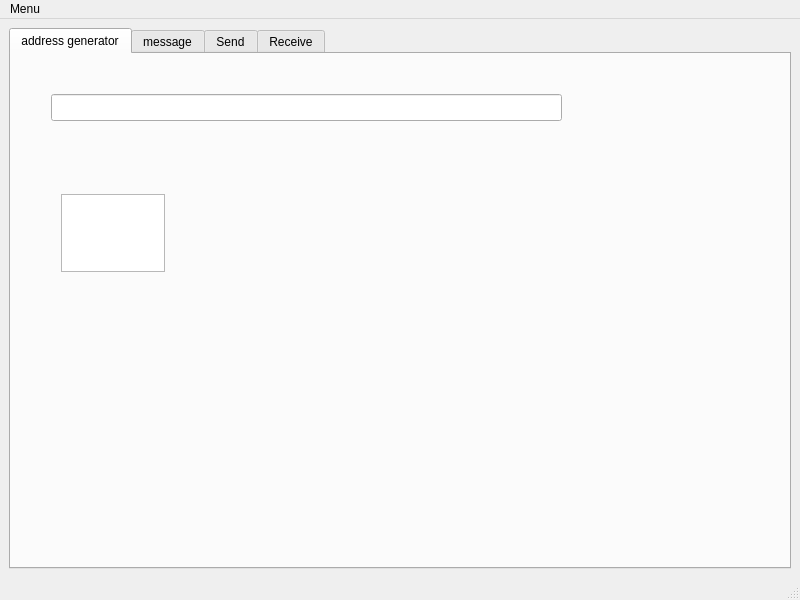
Before: the Qt Designer form full/mainwindow.ui in netpipe/Ethereum-QWallet, drawn with Qt 5.
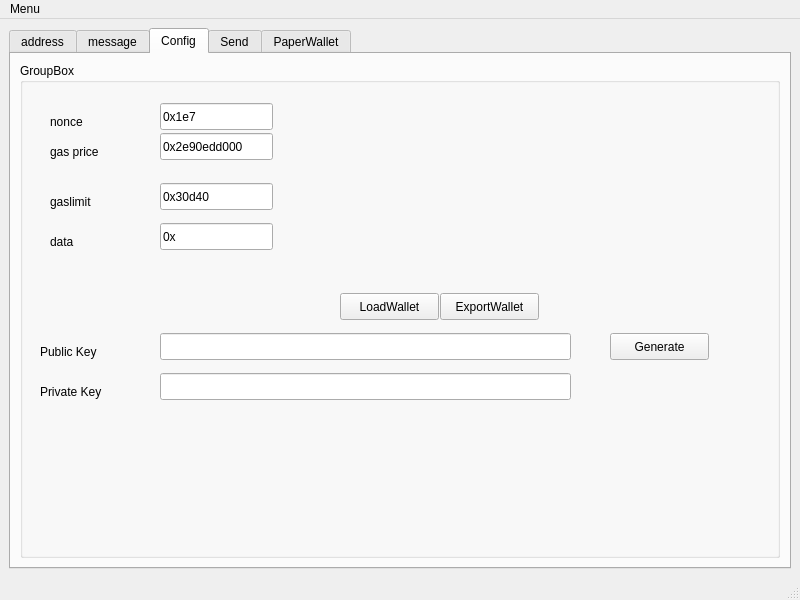
After: the same form once the commit is applied. The open tabs and pages were chosen to show the change.

What changed in the file:
```diff
--- a/full/mainwindow.ui
+++ b/full/mainwindow.ui
@@ -22,39 +22,332 @@
       </property>
       <widget class="QWidget" name="tab">
        <attribute name="title">
-        <string>address generator</string>
+        <string>address</string>
        </attribute>
-       <widget class="QTextEdit" name="textEdit">
-        <property name="geometry">
-         <rect>
-          <x>50</x>
-          <y>140</y>
-          <width>104</width>
-          <height>78</height>
-         </rect>
-        </property>
-       </widget>
-       <widget class="QLineEdit" name="lineEdit">
-        <property name="geometry">
-         <rect>
-          <x>40</x>
-          <y>40</y>
-          <width>511</width>
-          <height>27</height>
-         </rect>
-        </property>
-       </widget>
+       <layout class="QGridLayout" name="gridLayout_5">
+        <item row="0" column="0">
+         <widget class="QGroupBox" name="groupBox_2">
+          <property name="title">
+           <string>GroupBox</string>
+          </property>
+          <layout class="QGridLayout" name="gridLayout_4">
+           <item row="1" column="0">
+            <widget class="QLineEdit" name="lineEdit"/>
+           </item>
+           <item row="2" column="0">
+            <widget class="QPushButton" name="addressadd">
+             <property name="text">
+              <string>add</string>
+             </property>
+            </widget>
+           </item>
+           <item row="2" column="2">
+            <widget class="QPushButton" name="addressremove">
+             <property name="text">
+              <string>remove</string>
+             </property>
+            </widget>
+           </item>
+           <item row="0" column="0">
+            <widget class="QTabWidget" name="tabWidget_2">
+             <property name="currentIndex">
+              <number>0</number>
+             </property>
+             <widget class="QWidget" name="tab_5">
+              <attribute name="title">
+               <string>Send</string>
+              </attribute>
+              <layout class="QGridLayout" name="gridLayout_6">
+               <item row="0" column="0">
+                <widget class="QTableWidget" name="tableWidget"/>
+               </item>
+              </layout>
+             </widget>
+             <widget class="QWidget" name="tab_6">
+              <attribute name="title">
+               <string>Receive</string>
+              </attribute>
+              <layout class="QGridLayout" name="gridLayout_7">
+               <item row="0" column="0">
+                <widget class="QTableWidget" name="tableWidget_2"/>
+               </item>
+              </layout>
+             </widget>
+            </widget>
+           </item>
+          </layout>
+         </widget>
+        </item>
+       </layout>
       </widget>
       <widget class="QWidget" name="tab_2">
        <attribute name="title">
         <string>message</string>
        </attribute>
        <layout class="QGridLayout" name="gridLayout">
+        <item row="5" column="2">
+         <widget class="QTextEdit" name="decodemessage"/>
+        </item>
+        <item row="2" column="1">
+         <widget class="QLabel" name="label_22">
+          <property name="text">
+           <string>Public Key</string>
+          </property>
+         </widget>
+        </item>
+        <item row="5" column="1">
+         <widget class="QTextEdit" name="message"/>
+        </item>
+        <item row="4" column="1">
+         <widget class="QLabel" name="label_23">
+          <property name="text">
+           <string>Message</string>
+          </property>
+         </widget>
+        </item>
+        <item row="3" column="2">
+         <widget class="QLineEdit" name="messageprivatekey"/>
+        </item>
+        <item row="3" column="1">
+         <widget class="QLineEdit" name="messagepublickey"/>
+        </item>
+        <item row="6" column="2">
+         <widget class="QPushButton" name="messagedecode">
+          <property name="text">
+           <string>decode from private key</string>
+          </property>
+         </widget>
+        </item>
+        <item row="6" column="1">
+         <widget class="QPushButton" name="messagehashbtn">
+          <property name="text">
+           <string>hash</string>
+          </property>
+         </widget>
+        </item>
+        <item row="7" column="1">
+         <widget class="QPushButton" name="messagesignbtn">
+          <property name="text">
+           <string>sign</string>
+          </property>
+         </widget>
+        </item>
+        <item row="2" column="2">
+         <widget class="QLabel" name="label_21">
+          <property name="text">
+           <string>Private Key</string>
+          </property>
+         </widget>
+        </item>
+        <item row="8" column="1">
+         <widget class="QPushButton" name="messageverifybtn">
+          <property name="text">
+           <string>verify</string>
+          </property>
+         </widget>
+        </item>
+       </layout>
+      </widget>
+      <widget class="QWidget" name="tab_3">
+       <attribute name="title">
+        <string>Config</string>
+       </attribute>
+       <layout class="QGridLayout" name="gridLayout_3">
         <item row="0" column="0">
-         <widget class="QTextEdit" name="textEdit_2"/>
-        </item>
-        <item row="0" column="1">
-         <widget class="QTextEdit" name="textEdit_3"/>
+         <widget class="QGroupBox" name="groupBox">
+          <property name="title">
+           <string>GroupBox</string>
+          </property>
+          <widget class="QLabel" name="label_6">
+           <property name="geometry">
+            <rect>
+             <x>30</x>
+             <y>170</y>
+             <width>67</width>
+             <height>17</height>
+            </rect>
+           </property>
+           <property name="text">
+            <string>data</string>
+           </property>
+          </widget>
+          <widget class="QLineEdit" name="configdata">
+           <property name="geometry">
+            <rect>
+             <x>140</x>
+             <y>160</y>
+             <width>113</width>
+             <height>27</height>
+            </rect>
+           </property>
+           <property name="text">
+            <string>0x</string>
+           </property>
+          </widget>
+          <widget class="QLineEdit" name="configprivatekey">
+           <property name="geometry">
+            <rect>
+             <x>140</x>
+             <y>310</y>
+             <width>411</width>
+             <height>27</height>
+            </rect>
+           </property>
+          </widget>
+          <widget class="QLabel" name="label_9">
+           <property name="geometry">
+            <rect>
+             <x>20</x>
+             <y>280</y>
+             <width>91</width>
+             <height>17</height>
+            </rect>
+           </property>
+           <property name="text">
+            <string>Public Key</string>
+           </property>
+          </widget>
+          <widget class="QLabel" name="label_3">
+           <property name="geometry">
+            <rect>
+             <x>30</x>
+             <y>80</y>
+             <width>67</width>
+             <height>17</height>
+            </rect>
+           </property>
+           <property name="text">
+            <string>gas price</string>
+           </property>
+          </widget>
+          <widget class="QPushButton" name="configgeneratekeys">
+           <property name="geometry">
+            <rect>
+             <x>590</x>
+             <y>270</y>
+             <width>99</width>
+             <height>27</height>
+            </rect>
+           </property>
+           <property name="text">
+            <string>Generate</string>
+           </property>
+          </widget>
+          <widget class="QLineEdit" name="gaslimit">
+           <property name="geometry">
+            <rect>
+             <x>140</x>
+             <y>120</y>
+             <width>113</width>
+             <height>27</height>
+            </rect>
+           </property>
+           <property name="text">
+            <string>0x30d40</string>
+           </property>
+          </widget>
+          <widget class="QLineEdit" name="configpublickey">
+           <property name="geometry">
+            <rect>
+             <x>140</x>
+             <y>270</y>
+             <width>411</width>
+             <height>27</height>
+            </rect>
+           </property>
+          </widget>
+          <widget class="QLabel" name="label_5">
+           <property name="geometry">
+            <rect>
+             <x>30</x>
+             <y>50</y>
+             <width>67</width>
+             <height>17</height>
+            </rect>
+           </property>
+           <property name="text">
+            <string>nonce</string>
+           </property>
+          </widget>
+          <widget class="QLabel" name="label_4">
+           <property name="geometry">
+            <rect>
+             <x>30</x>
+             <y>130</y>
+             <width>67</width>
+             <height>17</height>
+            </rect>
+           </property>
+           <property name="text">
+            <string>gaslimit</string>
+           </property>
+          </widget>
+          <widget class="QLineEdit" name="confignonce">
+           <property name="geometry">
+            <rect>
+             <x>140</x>
+             <y>40</y>
+             <width>113</width>
+             <height>27</height>
+            </rect>
+           </property>
+           <property name="text">
+            <string>0x1e7</string>
+           </property>
+          </widget>
+          <widget class="QLabel" name="label_10">
+           <property name="geometry">
+            <rect>
+             <x>20</x>
+             <y>320</y>
+             <width>91</width>
+             <height>17</height>
+            </rect>
+           </property>
+           <property name="text">
+            <string>Private Key</string>
+           </property>
+          </widget>
+          <widget class="QLineEdit" name="gasprice">
+           <property name="geometry">
+            <rect>
+             <x>140</x>
+             <y>70</y>
+             <width>113</width>
+             <height>27</height>
+            </rect>
+           </property>
+           <property name="text">
+            <string>0x2e90edd000</string>
+           </property>
+          </widget>
+          <widget class="QPushButton" name="loadwalletbtn">
+           <property name="geometry">
+            <rect>
+             <x>320</x>
+             <y>230</y>
+             <width>99</width>
+             <height>27</height>
+            </rect>
+           </property>
+           <property name="text">
+            <string>LoadWallet</string>
+           </property>
+          </widget>
+          <widget class="QPushButton" name="configexportbtn">
+           <property name="geometry">
+            <rect>
+             <x>420</x>
+             <y>230</y>
+             <width>99</width>
+             <height>27</height>
+            </rect>
+           </property>
+           <property name="text">
+            <string>ExportWallet</string>
+           </property>
+          </widget>
+         </widget>
         </item>
        </layout>
       </widget>
@@ -88,7 +381,7 @@
       </widget>
       <widget class="QWidget" name="Receive">
        <attribute name="title">
-        <string>Receive</string>
+        <string>PaperWallet</string>
        </attribute>
        <widget class="QLineEdit" name="lineEdit_2">
         <property name="geometry">
```
Left out of the diff: 141 changed lines with no effect on the pictures.
